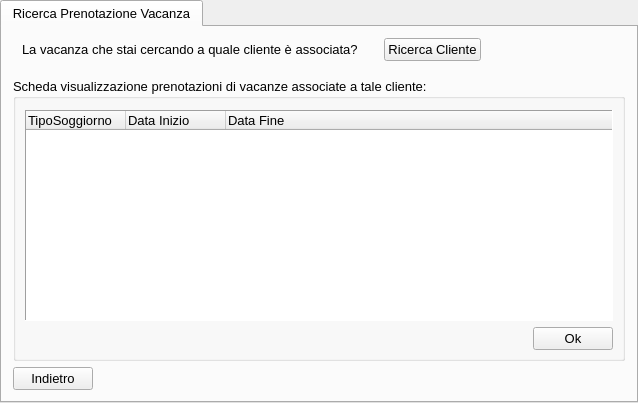
Above: ui/Receptionist/GestireLaVacanza/RicercaPrenotazioneVacanza.ui from mdoraz/Hotel before the change. Below: the same form after it.
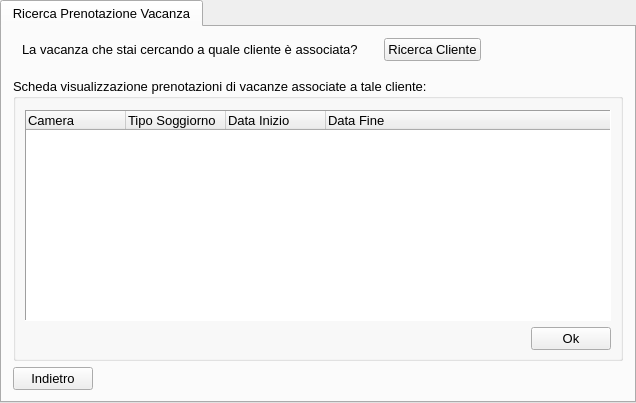
That is the form after the change.

What changed in the file:
```diff
--- a/ui/Receptionist/GestireLaVacanza/RicercaPrenotazioneVacanza.ui
+++ b/ui/Receptionist/GestireLaVacanza/RicercaPrenotazioneVacanza.ui
@@ -6,7 +6,7 @@
    <rect>
     <x>0</x>
     <y>0</y>
-    <width>638</width>
+    <width>636</width>
     <height>403</height>
    </rect>
   </property>
@@ -171,7 +171,7 @@
          </property>
          <column>
           <property name="text">
-           <string>TipoSoggiorno</string>
+           <string>Camera</string>
           </property>
           <property name="font">
            <font>
@@ -179,6 +179,11 @@
            </font>
           </property>
          </column>
+         <column>
+          <property name="text">
+           <string>Tipo Soggiorno</string>
+          </property>
+         </column>
          <column>
           <property name="text">
            <string>Data Inizio</string>
```
